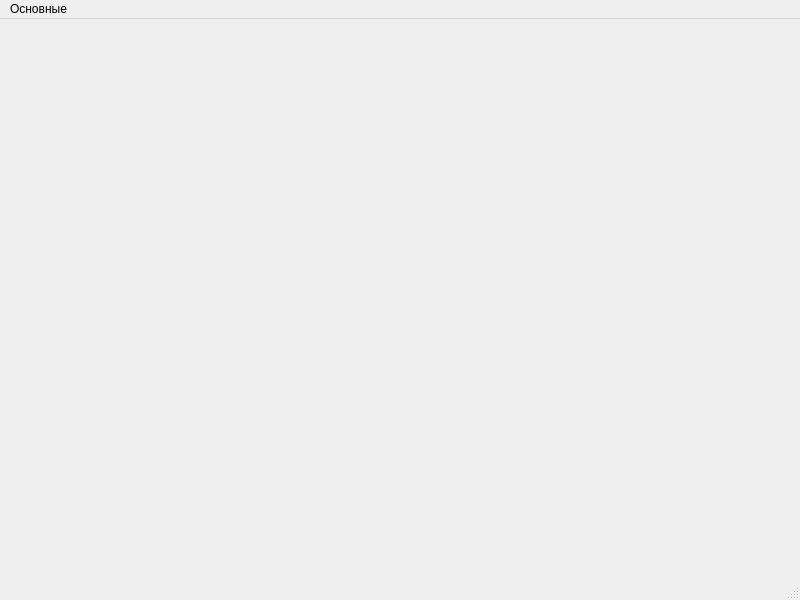
Before: the Qt Designer form src/practice/gawindow.ui in AfanasiefDV/summer_practice, drawn with Qt 5.
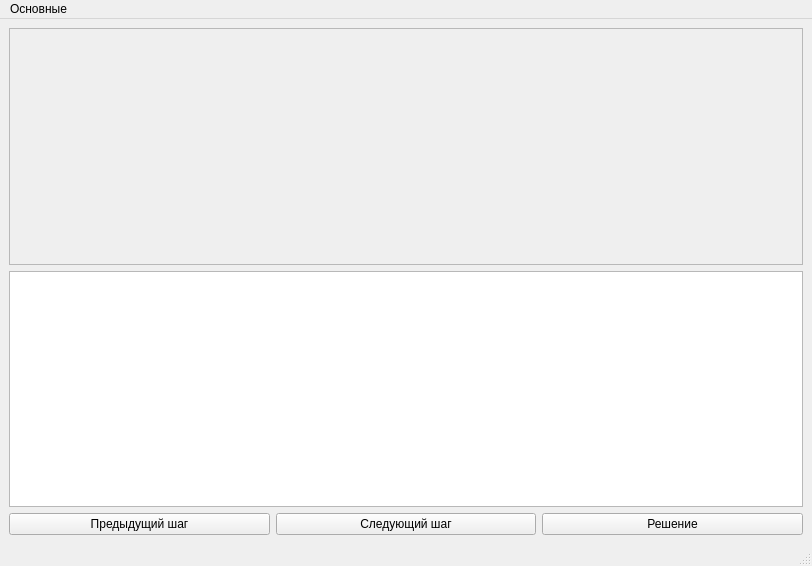
After: the same form once the commit is applied.

```diff
--- a/src/practice/gawindow.ui
+++ b/src/practice/gawindow.ui
@@ -6,20 +6,74 @@
    <rect>
     <x>0</x>
     <y>0</y>
-    <width>800</width>
-    <height>600</height>
+    <width>812</width>
+    <height>566</height>
    </rect>
   </property>
   <property name="windowTitle">
    <string>MainWindow</string>
   </property>
-  <widget class="QWidget" name="centralwidget"/>
+  <widget class="QWidget" name="centralwidget">
+   <layout class="QVBoxLayout" name="verticalLayout">
+    <item>
+     <widget class="QScrollArea" name="scrollArea">
+      <property name="sizePolicy">
+       <sizepolicy hsizetype="Expanding" vsizetype="Expanding">
+        <horstretch>0</horstretch>
+        <verstretch>0</verstretch>
+       </sizepolicy>
+      </property>
+      <property name="widgetResizable">
+       <bool>true</bool>
+      </property>
+      <widget class="QWidget" name="scrollAreaWidgetContents">
+       <property name="geometry">
+        <rect>
+         <x>0</x>
+         <y>0</y>
+         <width>792</width>
+         <height>233</height>
+        </rect>
+       </property>
+      </widget>
+     </widget>
+    </item>
+    <item>
+     <widget class="QTextBrowser" name="mainInformation"/>
+    </item>
+    <item>
+     <layout class="QHBoxLayout" name="horizontalLayout_2">
+      <item>
+       <widget class="QPushButton" name="prevStep">
+        <property name="text">
+         <string>Предыдущий шаг</string>
+        </property>
+       </widget>
+      </item>
+      <item>
+       <widget class="QPushButton" name="nextStep">
+        <property name="text">
+         <string>Следующий шаг</string>
+        </property>
+       </widget>
+      </item>
+      <item>
+       <widget class="QPushButton" name="solution">
+        <property name="text">
+         <string>Решение</string>
+        </property>
+       </widget>
+      </item>
+     </layout>
+    </item>
+   </layout>
+  </widget>
   <widget class="QMenuBar" name="menubar">
    <property name="geometry">
     <rect>
      <x>0</x>
      <y>0</y>
-     <width>800</width>
+     <width>812</width>
      <height>20</height>
     </rect>
    </property>
```
Left out of the diff: 3 changed lines with no effect on the pictures.
